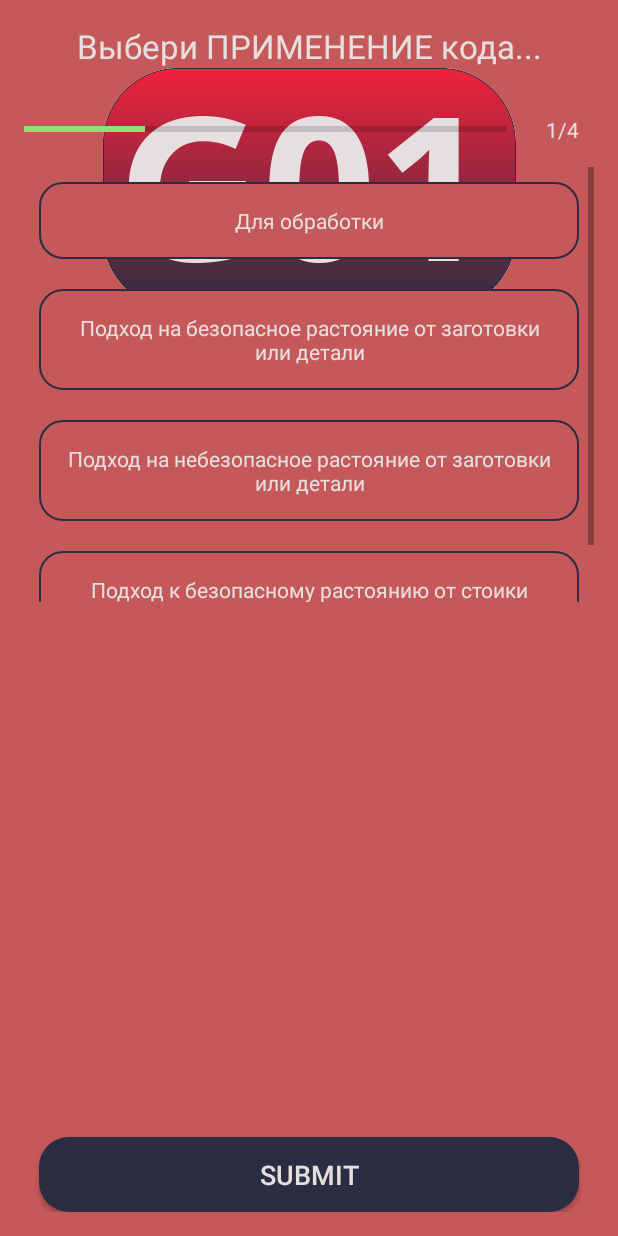
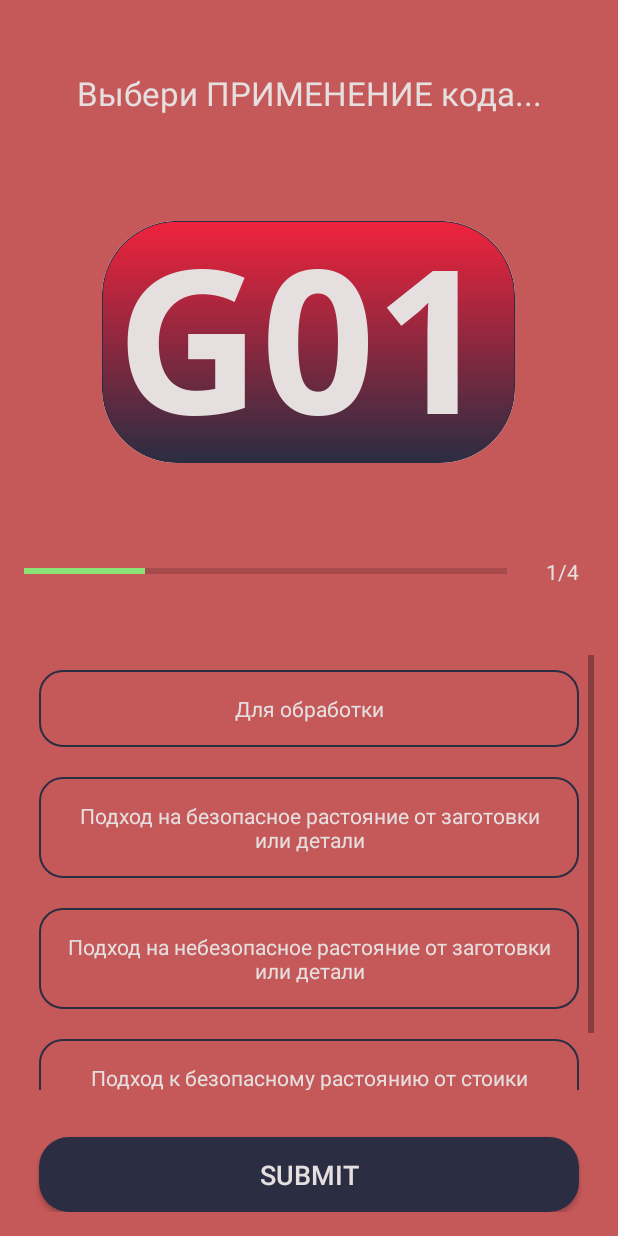
Before and after one commit to DevHuba/cnc-basics-quiz-app, an Android app: the QuizQuestionsActivity screen opened directly, with no data from a screen before it, on a phone screen of 412 x 824 dp. Run offline under Robolectric (Android 15) with nearby library versions, the phone set to English and light mode, and no system bars.

Commit message:
joke image without delay in question screen

```diff
--- a/app/src/main/res/layout/activity_quiz_questions.xml
+++ b/app/src/main/res/layout/activity_quiz_questions.xml
@@ -1,20 +1,12 @@
 <?xml version="1.0" encoding="utf-8"?>
 <androidx.constraintlayout.widget.ConstraintLayout xmlns:android="http://schemas.android.com/apk/res/android"
+    xmlns:app="http://schemas.android.com/apk/res-auto"
     xmlns:tools="http://schemas.android.com/tools"
     android:layout_width="match_parent"
     android:layout_height="match_parent"
-    xmlns:app="http://schemas.android.com/apk/res-auto"
     android:background="@color/color_bg"
     android:padding="16dp"
     tools:context=".QuizQuestionsActivity">
-
-<!--    <androidx.constraintlayout.widget.ConstraintLayout-->
-<!--        android:layout_width="match_parent"-->
-<!--        android:layout_height="match_parent"-->
-<!--        android:layout_gravity="center"-->
-<!--        android:gravity="center"-->
-<!--        android:orientation="vertical"-->
-<!--        android:padding="16dp">-->
 
     <!--        Question-->
     <TextView
@@ -26,35 +18,44 @@
         android:gravity="center"
         android:textColor="@color/color_text"
         android:textSize="22sp"
-            tools:text="Description of this code"
-            app:layout_constraintTop_toTopOf="parent"
+        app:layout_constraintBottom_toTopOf="@+id/llImages"
         app:layout_constraintLeft_toLeftOf="parent"
         app:layout_constraintRight_toRightOf="parent"
+        app:layout_constraintTop_toTopOf="parent"
+        tools:text="Description of this code"
 
         />
 
-<!--        Question image-->
+    <!--        Images-->
+    <LinearLayout
+        android:id="@+id/llImages"
+        android:layout_width="match_parent"
+        android:layout_height="wrap_content"
+        android:gravity="center"
+        app:layout_constraintBottom_toTopOf="@+id/llProgressBar"
+        app:layout_constraintLeft_toLeftOf="parent"
+        app:layout_constraintRight_toRightOf="parent"
+        app:layout_constraintTop_toBottomOf="@id/tvQuestion">
+
         <ImageView
             android:id="@+id/ivQuestion"
             android:layout_width="wrap_content"
             android:layout_height="wrap_content"
             android:layout_gravity="center"
             android:contentDescription="@string/cd_quiz_image"
-            app:layout_constraintLeft_toLeftOf="parent"
-            app:layout_constraintRight_toRightOf="parent"
-            app:layout_constraintTop_toBottomOf="@id/tvQuestion"
+
             />
 
         <ImageView
             android:id="@+id/ivJoke"
-            android:layout_width="350dp"
-            android:layout_height="300dp"
-            android:visibility="gone"
+            android:layout_width="wrap_content"
+            android:layout_height="wrap_content"
+            android:layout_gravity="center"
             android:contentDescription="@string/img_joke"
-            app:layout_constraintLeft_toLeftOf="parent"
-            app:layout_constraintRight_toRightOf="parent"
-            app:layout_constraintTop_toTopOf="@id/tvQuestion"
-            />
+            android:visibility="gone" />
+
+    </LinearLayout>
+
 
     <!--        Progress bar-->
     <LinearLayout
@@ -64,10 +65,10 @@
         android:layout_marginTop="16dp"
         android:gravity="center_vertical"
         android:orientation="horizontal"
+        app:layout_constraintBottom_toTopOf="@id/svAnswers"
         app:layout_constraintLeft_toLeftOf="parent"
         app:layout_constraintRight_toRightOf="parent"
-            app:layout_constraintTop_toBottomOf="@id/tvQuestion"
-            >
+        app:layout_constraintTop_toBottomOf="@id/llImages">
 
         <ProgressBar
             android:id="@+id/progressBar"
@@ -88,16 +89,18 @@
             android:paddingStart="16dp"
             android:paddingEnd="0dp"
             android:textColor="@color/color_text"
-                android:textSize="14sp"
-                tools:text="2/10" />
+            android:textSize="14sp" />
 
     </LinearLayout>
+
+
     <!--        Answers scroll-->
     <ScrollView
         android:id="@+id/svAnswers"
         android:layout_width="match_parent"
         android:layout_height="290dp"
         android:fillViewport="true"
+        app:layout_constraintBottom_toTopOf="@id/btnSubmit"
         app:layout_constraintLeft_toLeftOf="parent"
         app:layout_constraintRight_toRightOf="parent"
         app:layout_constraintTop_toBottomOf="@id/llProgressBar">
@@ -160,10 +163,10 @@
                 android:textSize="14sp"
                 tools:text="Description of this code" />
 
+        </LinearLayout>
+    </ScrollView>
 
-            </LinearLayout>
 
-        </ScrollView>
     <!--        Button-->
     <androidx.appcompat.widget.AppCompatButton
         android:id="@+id/btnSubmit"
@@ -173,8 +176,8 @@
         android:background="@drawable/btn_submit_style"
         android:textColor="@color/color_text"
         android:textSize="18sp"
+        app:layout_constraintBottom_toBottomOf="parent"
         app:layout_constraintLeft_toLeftOf="parent"
-            app:layout_constraintRight_toRightOf="parent"
-            app:layout_constraintBottom_toBottomOf="parent"/>
+        app:layout_constraintRight_toRightOf="parent" />
 
 </androidx.constraintlayout.widget.ConstraintLayout>
```
Lines whose indentation alone changed are shown as unchanged.
